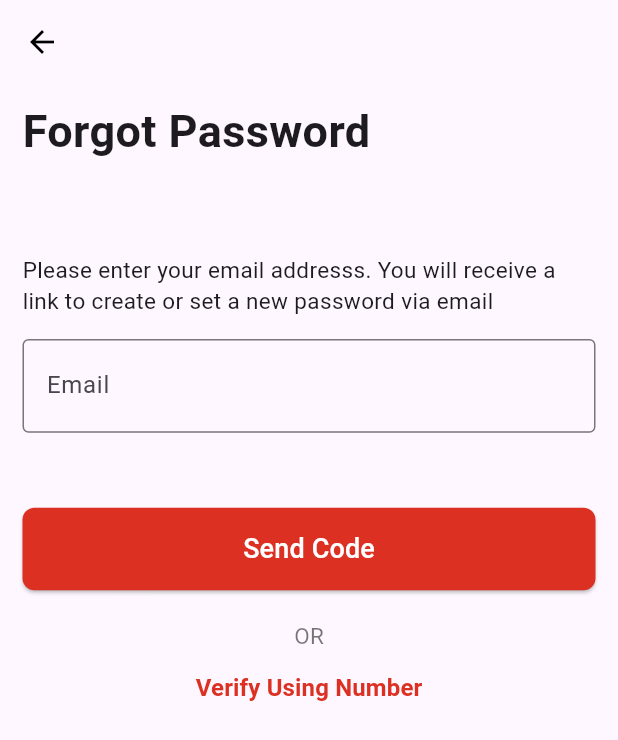
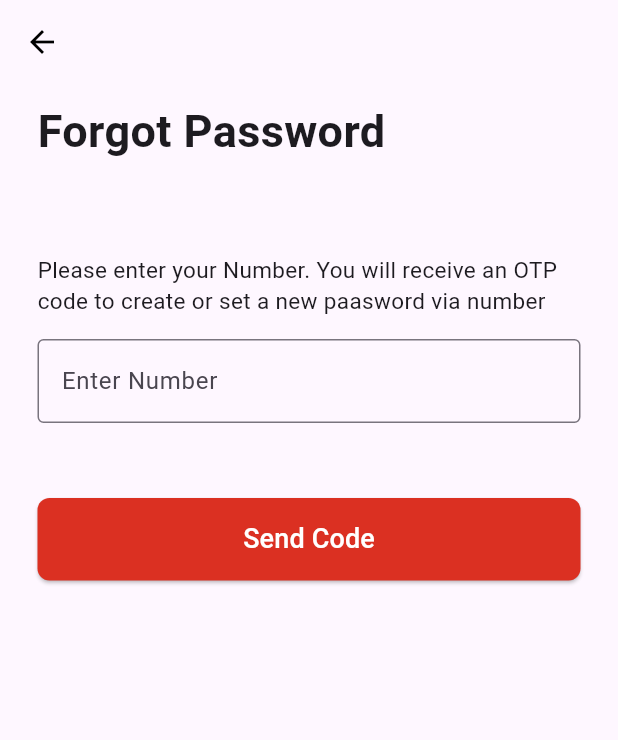
Before and after one commit to shallom-dot/ECommerce-App, a Flutter app: the ForgotPasswordScreen screen opened directly, after a tap on "Verify Using Number", on a phone screen of 412 x 824 dp. Shown: the top 740 px of the screen. Run offline on Flutter 3.47's test engine with Material 3 defaults, Android fonts, the phone set to English and light mode, and no system bars; our stand-ins replace introduction_screen.

Commit message:
OTP Screen

```diff
--- a/lib/screens/forgot_password_screen.dart
+++ b/lib/screens/forgot_password_screen.dart
@@ -1,3 +1,4 @@
+import 'package:e_commerce_app/screens/otp_screen.dart';
 import 'package:e_commerce_app/screens/recovery_screen.dart';
 import 'package:flutter/material.dart';
 
@@ -24,19 +25,19 @@ class _ForgotPasswordScreenState extends State<ForgotPasswordScreen> {
       ),
       body: SingleChildScrollView(
         child: Padding(
-          padding:  EdgeInsets.symmetric(horizontal: 15),
+          padding:  const EdgeInsets.symmetric(horizontal: 15),
           child: Column(
            // crossAxisAlignment: CrossAxisAlignment.start,
             children: [
           const SizedBox(height: 10),
-              Align(
+              const Align(
               alignment: Alignment.topLeft,
              child: Text('Forgot Password' ,
               style: TextStyle(
                 fontSize: 30,
                 fontWeight: FontWeight.bold,
               ),),),
-               SizedBox(height: 60),
+               const SizedBox(height: 60),
                const Text('Please enter your email addresss. You will receive a link to create or set a new password via email' ,
               style: TextStyle(
                 fontSize: 15,
@@ -53,7 +54,7 @@ class _ForgotPasswordScreenState extends State<ForgotPasswordScreen> {
                 },
                  decoration: InputDecoration(
                           labelText: 'Email',
-                          border:  OutlineInputBorder(),
+                          border:  const OutlineInputBorder(),
                           suffix: InkWell(
                             onTap: () {
                               setState(() {
@@ -91,7 +92,7 @@ class _ForgotPasswordScreenState extends State<ForgotPasswordScreen> {
                     )
                     ),
                     TextButton(onPressed: () {
-                // Navigator.push(context, MaterialPageRoute(builder: (context) => const SignUpScreen()));
+                 Navigator.push(context, MaterialPageRoute(builder: (context) => const OTPScreen()));
                },
                 child: const Text('Verify Using Number',
                  style: TextStyle(
--- a/lib/screens/otp_screen.dart
+++ b/lib/screens/otp_screen.dart
@@ -0,0 +1,69 @@
+import 'package:e_commerce_app/screens/otp_verification_screen.dart';
+import 'package:flutter/material.dart';
+
+class OTPScreen extends StatelessWidget {
+  const OTPScreen({super.key});
+
+  @override
+  Widget build(BuildContext context) {
+    return Scaffold(
+      appBar: AppBar(
+        backgroundColor: Colors.transparent,
+        foregroundColor: Colors.black,
+        elevation: 0,
+      ),
+      body: SingleChildScrollView(
+        child: Padding(
+          padding: const EdgeInsets.symmetric(horizontal: 25),
+          child: Column(
+            children: [
+              const SizedBox(
+                height: 10,
+              ),
+              const Align(
+                alignment: Alignment.topLeft,
+                child: Text(
+                  'Forgot Password',
+                  style: TextStyle(
+                    fontSize: 30,
+                    fontWeight: FontWeight.bold,
+                  ),
+                ),
+              ),
+            const SizedBox(height: 60),
+               const Text('Please enter your Number. You will receive an OTP code to create or set a new paasword via number',
+              style: TextStyle(
+                fontSize: 15,
+              ),),
+               const SizedBox(height: 15,),
+              TextFormField(
+                // controller : emailController,
+
+                 decoration: const InputDecoration(
+                          labelText: 'Enter Number',
+                          border:  OutlineInputBorder(),
+                          )
+                        ),
+                 const SizedBox(height: 50,),
+                         ElevatedButton(onPressed: () {
+            Navigator.push(context, MaterialPageRoute(builder: (context) => const OTPVerificationScreen()));
+            },
+             style:  ElevatedButton.styleFrom(
+              minimumSize: const Size.fromHeight(55),
+              backgroundColor: const Color(0xFFDB3022),
+              shape: RoundedRectangleBorder(
+                borderRadius: BorderRadius.circular(8)
+              )
+
+             ),
+             child: const Text("Send Code",
+              style: TextStyle(fontSize: 18, color: Colors.white),),
+             ),
+
+            ],
+          ),
+        ),
+      ),
+    );
+  }
+}
--- a/lib/screens/signup_screen.dart
+++ b/lib/screens/signup_screen.dart
@@ -1,6 +1,5 @@
 import 'package:e_commerce_app/screens/home_screen.dart';
 import 'package:e_commerce_app/screens/login_screen.dart';
-import 'package:e_commerce_app/screens/signup_screen.dart';
 import 'package:flutter/material.dart';
 
 class SignUpScreen extends StatelessWidget {
@@ -14,7 +13,7 @@ class SignUpScreen extends StatelessWidget {
           child: Column(
             mainAxisAlignment: MainAxisAlignment.center,
             children: [
-              SizedBox(height: 50,),
+              const SizedBox(height: 50,),
               Image.asset('assets/images/freed.png'),
               const SizedBox(height: 20,),
               Padding(
@@ -28,7 +27,7 @@ class SignUpScreen extends StatelessWidget {
                         prefixIcon: Icon(Icons.person),
                       ),
                     ),
-                    SizedBox(height: 15),
+                    const SizedBox(height: 15),
                     TextFormField(
                       decoration: const InputDecoration(
                         labelText: 'Enter Email',
@@ -36,7 +35,7 @@ class SignUpScreen extends StatelessWidget {
                         prefixIcon: Icon(Icons.email),
                       ),
                     ),
-                     SizedBox(height: 15),
+                     const SizedBox(height: 15),
                     TextFormField(
                       decoration: const InputDecoration(
                         labelText: 'Enter Number',
@@ -93,7 +92,7 @@ class SignUpScreen extends StatelessWidget {
                 ),
                TextButton(onPressed: () {
                 Navigator.push(context,
-                MaterialPageRoute(builder: (context) => LoginScreen()));
+                MaterialPageRoute(builder: (context) => const LoginScreen()));
                },
                 child: const Text('Log In',
                  style: TextStyle(
```
Also changed, not shown: lib/screens/otp_verification_screen.dart (added).
